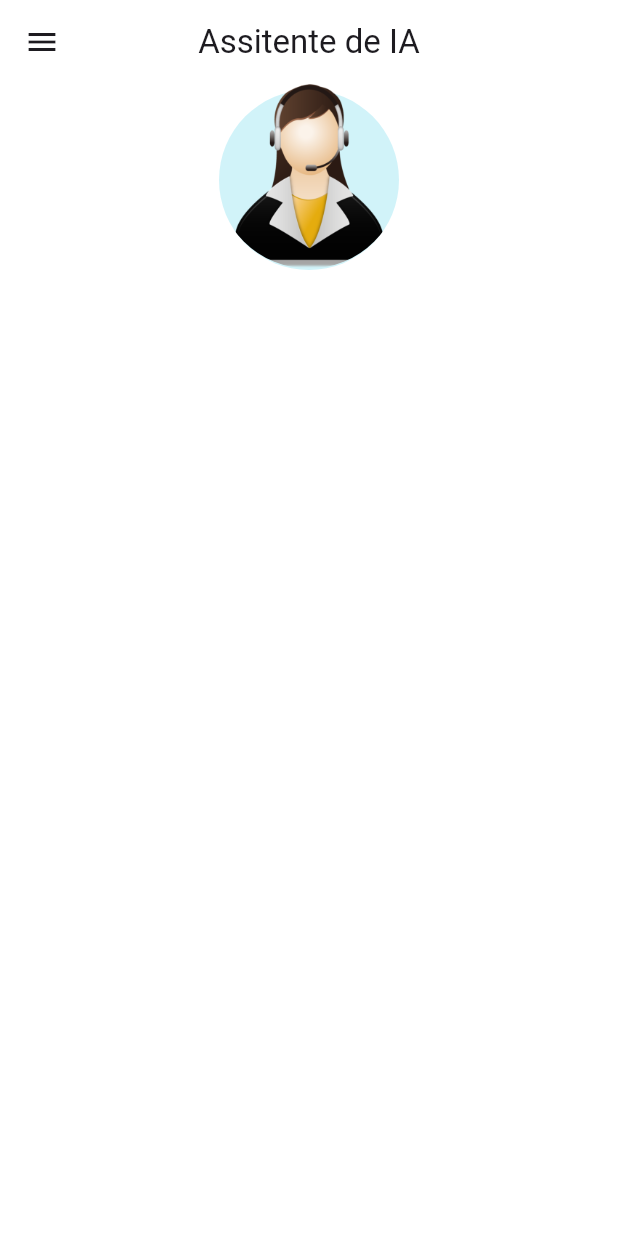
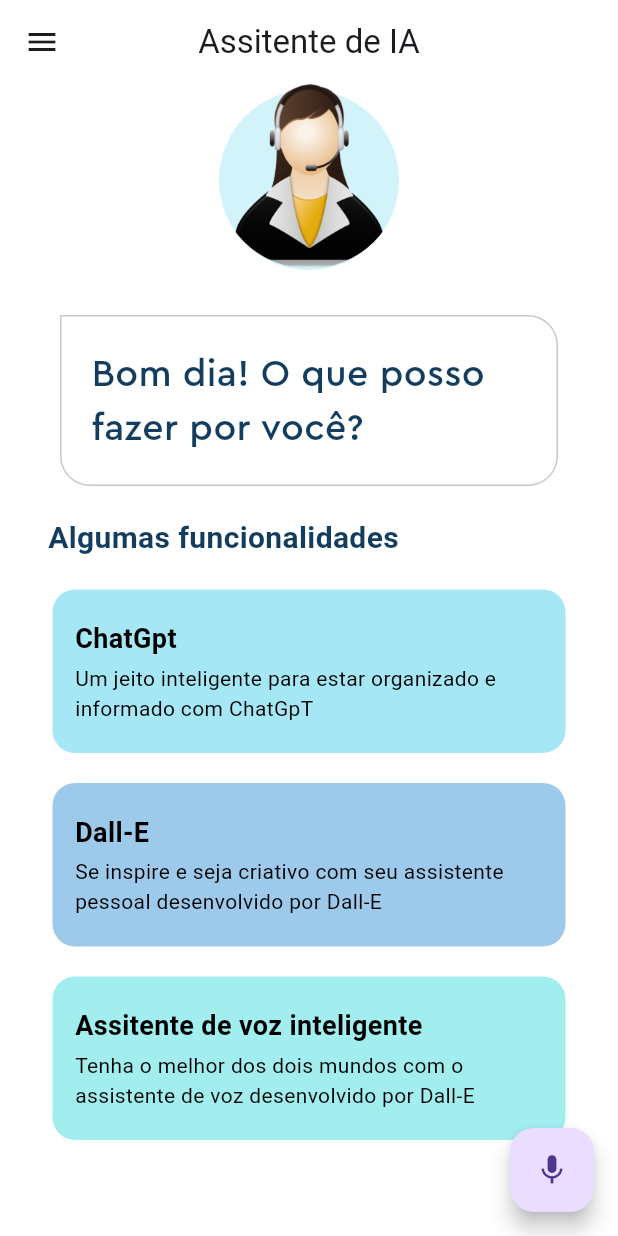
Before and after one commit to thallysfs/voice_assistent, a Flutter app: the screen it shows after launch, on a phone screen of 412 x 824 dp. Run offline on Flutter 3.47's test engine with Material 2 defaults, Android fonts, the phone set to English and light mode, and no system bars; Roboto replaces fonts that are missing (Cero Pro).

Commit message:
feat: new component featureBox

```diff
--- /dev/null
+++ b/lib/feature_box.dart
@@ -0,0 +1,62 @@
+import 'package:flutter/material.dart';
+import 'package:voice_assitent/pallet.dart';
+
+class FeatureBox extends StatelessWidget {
+  final Color color;
+  final String headerText;
+  final String descriptionText;
+
+  const FeatureBox({
+    super.key,
+    required this.color,
+    required this.headerText,
+    required this.descriptionText,
+  });
+
+  @override
+  Widget build(BuildContext context) {
+    return Container(
+      margin: const EdgeInsets.symmetric(
+        horizontal: 35,
+        vertical: 10,
+      ),
+      decoration: BoxDecoration(
+        color: color,
+        borderRadius: const BorderRadius.all(
+          Radius.circular(15),
+        ),
+      ),
+      child: Padding(
+        padding: const EdgeInsets.only(top: 20.0, left: 15, bottom: 20),
+        child: Column(
+          children: [
+            Align(
+              alignment: Alignment.centerLeft,
+              child: Text(
+                headerText,
+                style: const TextStyle(
+                    fontFamily: 'Cero Pro',
+                    color: Pallete.blackColor,
+                    fontSize: 18,
+                    fontWeight: FontWeight.bold),
+              ),
+            ),
+            const SizedBox(
+              height: 3,
+            ),
+            Padding(
+              padding: const EdgeInsets.only(right: 20),
+              child: Text(
+                descriptionText,
+                style: const TextStyle(
+                  fontFamily: 'Cero Pro',
+                  color: Pallete.blackColor,
+                ),
+              ),
+            )
+          ],
+        ),
+      ),
+    );
+  }
+}
--- a/lib/home_page.dart
+++ b/lib/home_page.dart
@@ -1,4 +1,5 @@
 import 'package:flutter/material.dart';
+import 'package:voice_assitent/feature_box.dart';
 import 'package:voice_assitent/pallet.dart';
 
 class HomePage extends StatefulWidget {
@@ -44,7 +45,72 @@ class _HomePageState extends State<HomePage> {
             ],
           ),
           // chat bubble
+          Container(
+            padding: const EdgeInsets.symmetric(horizontal: 20, vertical: 10),
+            margin: const EdgeInsets.symmetric(horizontal: 40).copyWith(
+              top: 30,
+            ),
+            decoration: BoxDecoration(
+              border: Border.all(
+                color: Pallete.borderColor,
+              ),
+              borderRadius: BorderRadius.circular(20).copyWith(
+                topLeft: Radius.zero,
+              ),
+            ),
+            child: const Padding(
+              padding: EdgeInsets.symmetric(vertical: 10.0),
+              child: Text(
+                'Bom dia! O que posso fazer por você?',
+                style: TextStyle(
+                    fontFamily: 'Cera Pro',
+                    color: Pallete.mainFontColor,
+                    fontSize: 25),
+              ),
+            ),
+          ),
+          // suggestion list
+          Container(
+            padding: const EdgeInsets.all(10),
+            alignment: Alignment.centerLeft,
+            margin: const EdgeInsets.only(top: 10, left: 22),
+            child: const Text(
+              'Algumas funcionalidades',
+              style: TextStyle(
+                  fontFamily: 'Cero Pro',
+                  color: Pallete.mainFontColor,
+                  fontSize: 20,
+                  fontWeight: FontWeight.bold),
+            ),
+          ),
+          // features list
+          const Column(
+            children: [
+              FeatureBox(
+                color: Pallete.firstSuggestionBoxColor,
+                headerText: 'ChatGpt',
+                descriptionText:
+                    'Um jeito inteligente para estar organizado e informado com ChatGpT',
+              ),
+              FeatureBox(
+                color: Pallete.secondSuggestionBoxColor,
+                headerText: 'Dall-E',
+                descriptionText:
+                    'Se inspire e seja criativo com seu assistente pessoal desenvolvido por Dall-E',
+              ),
+              FeatureBox(
+                color: Pallete.thirdSuggestionBoxColor,
+                headerText: 'Assitente de voz inteligente',
+                descriptionText:
+                    'Tenha o melhor dos dois mundos com o assistente de voz desenvolvido por Dall-E',
+              ),
+            ],
+          ),
         ],
+      ),
+      floatingActionButton: FloatingActionButton(
+        onPressed: () {},
+        child: const Icon(Icons.mic),
       ),
     );
   }
```
